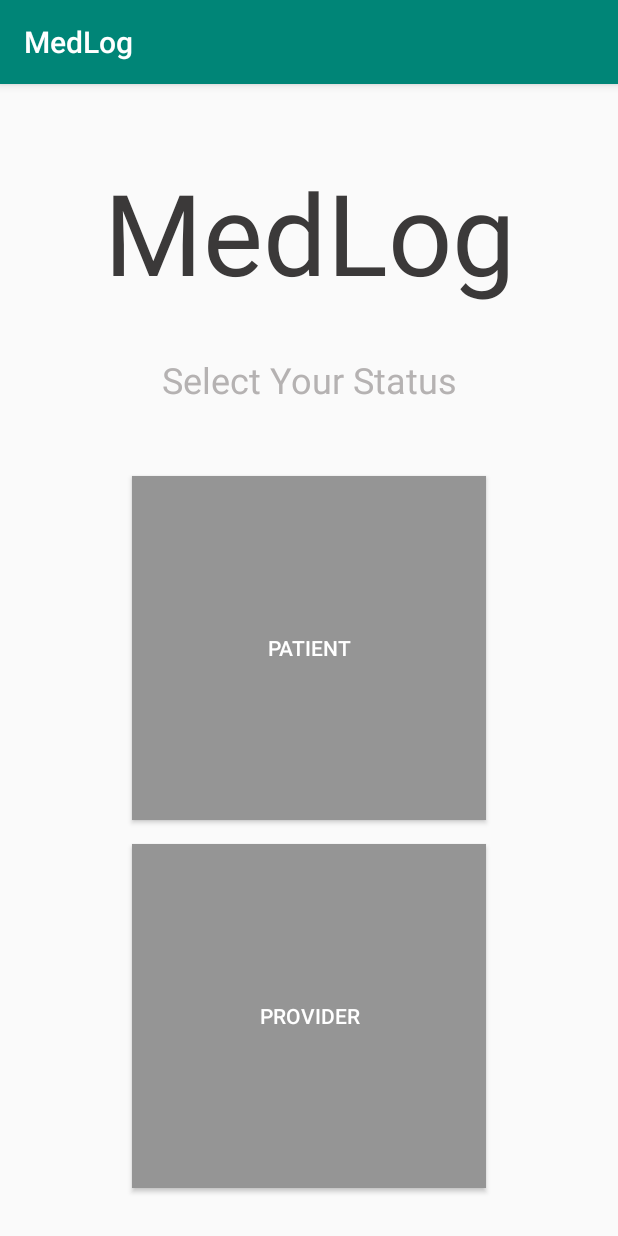
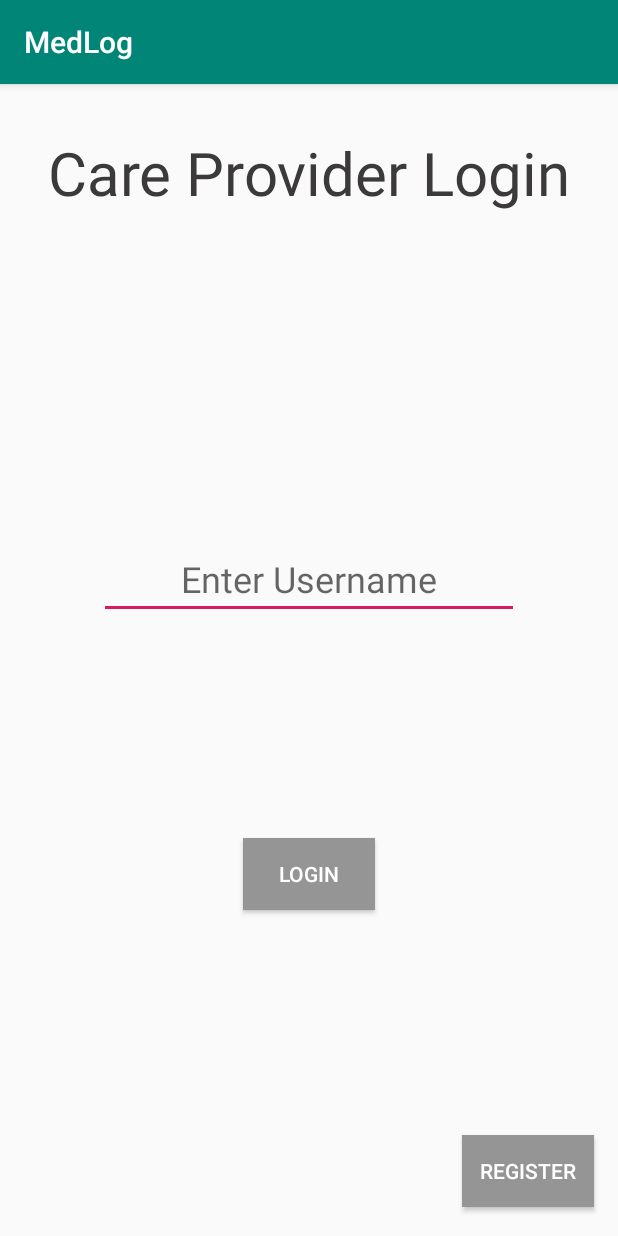
Before and after one commit to CMPUT301F18T17/MedLog, an Android app: the ProviderLoginActivity screen opened directly, with no data from a screen before it, on a phone screen of 412 x 824 dp. Run offline under Robolectric (Android 15) with nearby library versions, the phone set to English and light mode, and no system bars.

Commit message:
Created start and login screens

```diff
--- a/app/src/main/java/cs/ualberta/ca/medlog/activity/MainActivity.java
+++ b/app/src/main/java/cs/ualberta/ca/medlog/activity/PatientLoginActivity.java
@@ -5,11 +5,11 @@ import android.os.Bundle;
 
 import cs.ualberta.ca.medlog.R;
 
-public class MainActivity extends AppCompatActivity {
+public class PatientLoginActivity extends AppCompatActivity {
 
     @Override
     protected void onCreate(Bundle savedInstanceState) {
         super.onCreate(savedInstanceState);
-        setContentView(R.layout.activity_main);
+        setContentView(R.layout.activity_patient_login);
     }
 }
--- a/app/src/main/java/cs/ualberta/ca/medlog/activity/activity_startScreen.java
+++ b/app/src/main/java/cs/ualberta/ca/medlog/activity/ProviderLoginActivity.java
@@ -1,15 +1,15 @@
 package cs.ualberta.ca.medlog.activity;
 
+import android.os.Bundle;
 import android.support.v7.app.AppCompatActivity;
-import android.os.Bundle;
 
 import cs.ualberta.ca.medlog.R;
 
-public class activity_startScreen extends AppCompatActivity {
+public class ProviderLoginActivity extends AppCompatActivity {
 
     @Override
     protected void onCreate(Bundle savedInstanceState) {
         super.onCreate(savedInstanceState);
-        setContentView(R.layout.activity_start_screen);
+        setContentView(R.layout.activity_provider_login);
     }
 }
--- /dev/null
+++ b/app/src/main/res/layout/activity_provider_login.xml
@@ -0,0 +1,83 @@
+<?xml version="1.0" encoding="utf-8"?>
+<android.support.constraint.ConstraintLayout xmlns:android="http://schemas.android.com/apk/res/android"
+    xmlns:app="http://schemas.android.com/apk/res-auto"
+    xmlns:tools="http://schemas.android.com/tools"
+    android:id="@+id/activityProviderLogin.Base"
+    android:layout_width="match_parent"
+    android:layout_height="match_parent"
+    tools:context=".activity.ProviderLoginActivity">
+
+    <TextView
+        android:id="@+id/activityProviderLogin.TitleView"
+        android:layout_width="wrap_content"
+        android:layout_height="wrap_content"
+        android:layout_marginStart="8dp"
+        android:layout_marginTop="32dp"
+        android:layout_marginEnd="8dp"
+        android:text="@string/activityProviderLogin.TitleText"
+        android:textAlignment="center"
+        android:textColor="@color/app_boldTextColour"
+        android:textSize="40sp"
+        app:layout_constraintEnd_toEndOf="parent"
+        app:layout_constraintStart_toStartOf="parent"
+        app:layout_constraintTop_toTopOf="parent" />
+
+    <Button
+        android:id="@+id/activityProviderLogin.LoginButton"
+        style="@style/Widget.AppCompat.Button.Colored"
+        android:layout_width="wrap_content"
+        android:layout_height="wrap_content"
+        android:layout_marginStart="8dp"
+        android:layout_marginEnd="8dp"
+        android:layout_marginBottom="72dp"
+        android:background="@color/app_buttonColour"
+        android:text="@string/activityProviderLogin.LoginButton"
+        android:textAlignment="center"
+        android:textSize="14sp"
+        app:layout_constraintBottom_toBottomOf="parent"
+        app:layout_constraintEnd_toEndOf="parent"
+        app:layout_constraintHorizontal_bias="0.5"
+        app:layout_constraintStart_toStartOf="parent"
+        app:layout_constraintTop_toBottomOf="@+id/activityProviderLogin.UsernameEditText" />
+
+    <Button
+        android:id="@+id/activityProviderLogin.RegisterButton"
+        style="@style/Widget.AppCompat.Button.Colored"
+        android:layout_width="wrap_content"
+        android:layout_height="wrap_content"
+        android:layout_marginStart="14dp"
+        android:layout_marginTop="8dp"
+        android:layout_marginEnd="8dp"
+        android:layout_marginBottom="8dp"
+        android:background="@color/app_buttonColour"
+        android:text="@string/activityProviderLogin.RegisterButton"
+        android:textAlignment="center"
+        android:textSize="14sp"
+        app:layout_constraintBottom_toBottomOf="parent"
+        app:layout_constraintEnd_toEndOf="parent"
+        app:layout_constraintHorizontal_bias="0.973"
+        app:layout_constraintStart_toStartOf="parent"
+        app:layout_constraintTop_toBottomOf="@+id/activityProviderLogin.TitleView"
+        app:layout_constraintVertical_bias="0.982" />
+
+    <EditText
+        android:id="@+id/activityProviderLogin.UsernameEditText"
+        style="@style/Widget.AppCompat.EditText"
+        android:layout_width="wrap_content"
+        android:layout_height="wrap_content"
+        android:layout_marginStart="8dp"
+        android:layout_marginTop="72dp"
+        android:layout_marginEnd="8dp"
+        android:ems="10"
+        android:hint="@string/activityProviderLogin.UsernameEditHint"
+        android:importantForAutofill="no"
+        android:inputType="textPersonName"
+        android:singleLine="false"
+        android:textAlignment="center"
+        android:textSize="24sp"
+        app:layout_constraintBottom_toTopOf="@+id/activityProviderLogin.LoginButton"
+        app:layout_constraintEnd_toEndOf="parent"
+        app:layout_constraintStart_toStartOf="parent"
+        app:layout_constraintTop_toBottomOf="@+id/activityProviderLogin.TitleView"
+        tools:targetApi="o" />
+</android.support.constraint.ConstraintLayout>
--- a/app/src/main/res/layout/activity_start_screen.xml
+++ b/app/src/main/res/layout/activity_start_screen.xml
@@ -5,7 +5,7 @@
     android:id="@+id/activityStartScreen.Base"
     android:layout_width="match_parent"
     android:layout_height="match_parent"
-    tools:context=".activity.activity_startScreen">
+    tools:context=".activity.StartScreenActivity">
 
     <TextView
         android:id="@+id/activityStartScreen.AppNameView"
@@ -18,7 +18,7 @@
         android:gravity="center"
         android:text="@string/app_name"
         android:textAlignment="center"
-        android:textColor="@color/boldTextColor"
+        android:textColor="@color/app_boldTextColour"
         android:textSize="75sp"
         app:layout_constraintBottom_toTopOf="@+id/activityStartScreen.HintView"
         app:layout_constraintEnd_toEndOf="parent"
@@ -34,7 +34,7 @@
         android:layout_marginEnd="8dp"
         android:layout_marginBottom="16dp"
         android:text="@string/activityStartScreen.HintText"
-        android:textColor="@color/lightTextColor"
+        android:textColor="@color/app_lightTextColour"
         android:textSize="24sp"
         app:layout_constraintBottom_toTopOf="@+id/activityStartScreen.PatientButton"
         app:layout_constraintEnd_toEndOf="parent"
@@ -50,15 +50,15 @@
         android:layout_marginTop="32dp"
         android:layout_marginEnd="88dp"
         android:layout_marginBottom="8dp"
-        android:background="@color/buttonColor"
+        android:background="@color/app_buttonColour"
         android:text="@string/activityStartScreen.PatientButton"
-        app:layout_constraintBottom_toTopOf="@+id/activityStartScreen.ProviderScreen"
+        app:layout_constraintBottom_toTopOf="@+id/activityStartScreen.ProviderButton"
         app:layout_constraintEnd_toEndOf="parent"
         app:layout_constraintStart_toStartOf="parent"
         app:layout_constraintTop_toBottomOf="@+id/activityStartScreen.HintView" />
 
     <Button
-        android:id="@+id/activityStartScreen.ProviderScreen"
+        android:id="@+id/activityStartScreen.ProviderButton"
         style="@style/Widget.AppCompat.Button.Colored"
         android:layout_width="0dp"
         android:layout_height="0dp"
@@ -66,7 +66,7 @@
         android:layout_marginTop="8dp"
         android:layout_marginEnd="88dp"
         android:layout_marginBottom="32dp"
-        android:background="@color/buttonColor"
+        android:background="@color/app_buttonColour"
         android:text="@string/activityStartScreen.ProviderButton"
         app:layout_constraintBottom_toBottomOf="parent"
         app:layout_constraintEnd_toEndOf="parent"
--- a/app/src/main/res/values/colors.xml
+++ b/app/src/main/res/values/colors.xml
@@ -3,7 +3,7 @@
     <color name="colorPrimary">#008577</color>
     <color name="colorPrimaryDark">#00574B</color>
     <color name="colorAccent">#D81B60</color>
-    <color name="buttonColor">#959595</color>
-    <color name="boldTextColor">#3b3939</color>
-    <color name="lightTextColor">#b5b2b2</color>
+    <color name="app_buttonColour">#959595</color>
+    <color name="app_boldTextColour">#3b3939</color>
+    <color name="app_lightTextColour">#b5b2b2</color>
 </resources>
--- a/app/src/main/res/values/strings.xml
+++ b/app/src/main/res/values/strings.xml
@@ -1,6 +1,14 @@
-<resources tools:ignore="ExtraTranslation" xmlns:tools="http://schemas.android.com/tools">
+<resources xmlns:tools="http://schemas.android.com/tools" tools:ignore="ExtraTranslation">
     <string name="app_name">MedLog</string>
     <string name="activityStartScreen.HintText">Select Your Status</string>
     <string name="activityStartScreen.PatientButton">Patient</string>
-    <string name="activityStartScreen.ProviderButton">Provider</string>
+    <string name="activityStartScreen.ProviderButton">Care Provider</string>
+    <string name="activityPatientLogin.TitleText">Patient Login</string>
+    <string name="activityPatientLogin.UsernameEditHint">Enter Username</string>
+    <string name="activityPatientLogin.LoginButton">Login</string>
+    <string name="activityPatientLogin.SignupButton">Signup</string>
+    <string name="activityProviderLogin.TitleText">Care Provider Login</string>
+    <string name="activityProviderLogin.UsernameEditHint">Enter Username</string>
+    <string name="activityProviderLogin.LoginButton">Login</string>
+    <string name="activityProviderLogin.RegisterButton">Register</string>
 </resources>
```
Also changed, not shown: app/src/main/AndroidManifest.xml (+11 -2 lines), app/src/main/java/cs/ualberta/ca/medlog/activity/StartScreenActivity.java (added, +42 -0 lines), app/src/main/res/layout/activity_main.xml (deleted, +0 -9 lines), app/src/main/res/layout/activity_patient_login.xml (added, +83 -0 lines).
